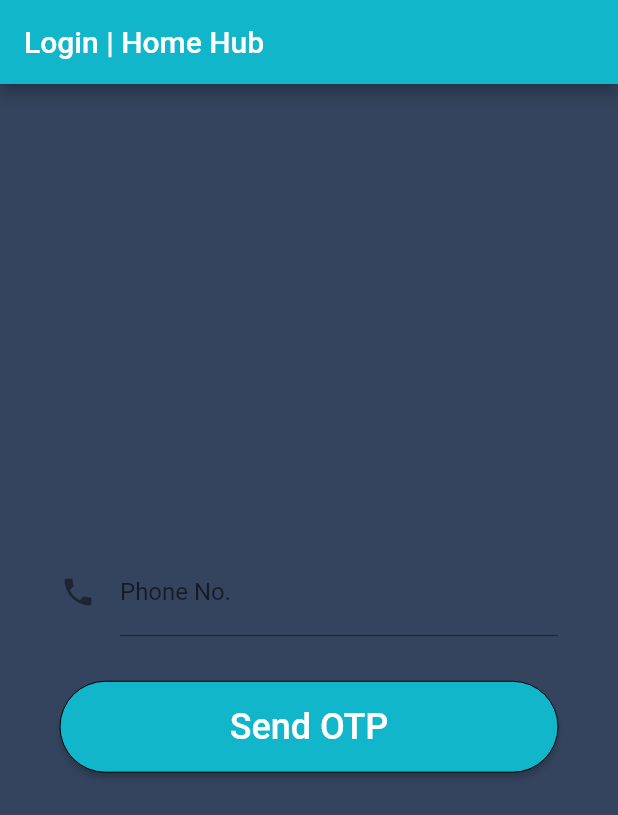
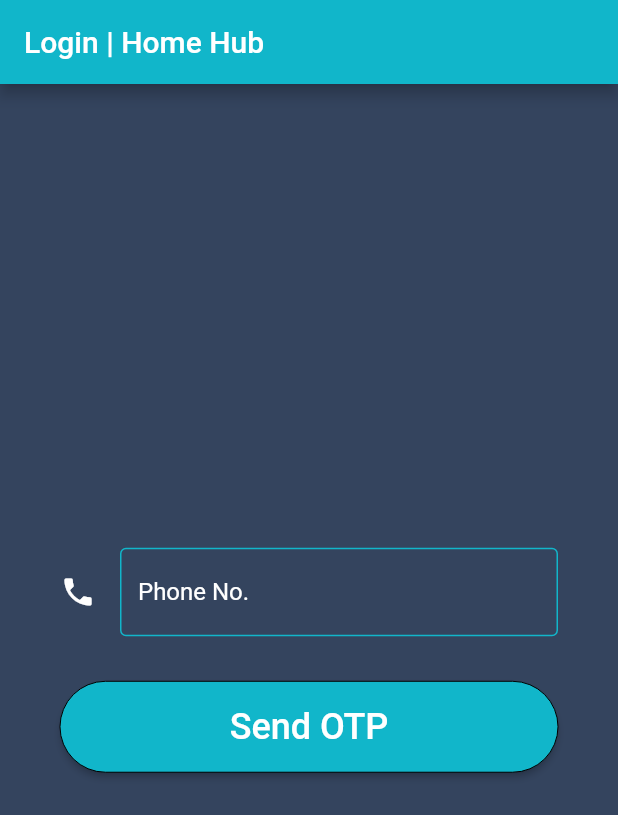
Before and after one commit to dhananjayiitb/AdAI-Team-A, a Flutter app: the screen it shows after launch, on a phone screen of 412 x 824 dp. Shown: the top 815 px of the screen. Run offline on Flutter 3.47's test engine with Material 2 defaults, Android fonts, the phone set to English and light mode, and no system bars; our stand-ins replace bloc, equatable, flutter_bloc, image_picker, otp_text_field, rflutter_alert and 1 more; accounts and stored records are empty.

Commit message:
Login DONE!

```diff
--- a/adai_app/lib/login/login_form.dart
+++ b/adai_app/lib/login/login_form.dart
@@ -66,7 +66,19 @@ class _LoginFormState extends State<LoginForm> {
             children: <Widget>[
               TextFormField(
                 decoration: InputDecoration(
-                  labelText: 'Phone No.', icon: Icon(Icons.phone),
+                  labelText: 'Phone No.',
+                  icon: Icon(Icons.phone, color: Colors.white),
+                  labelStyle: TextStyle(color: Colors.white),
+                  focusedBorder: OutlineInputBorder(
+                    borderSide: BorderSide(
+                      color: Color.fromARGB(255, 17, 182, 202),
+                    ),
+                  ),
+                  enabledBorder: OutlineInputBorder(
+                    borderSide: BorderSide(
+                      color: Color.fromARGB(255, 17, 182, 202),
+                    ),
+                  ),
                 ),
                 style: TextStyle(
                   color: Colors.white
```
Also changed, not shown: adai_app/lib/login/login_form_otp.dart (+9 -4 lines).
